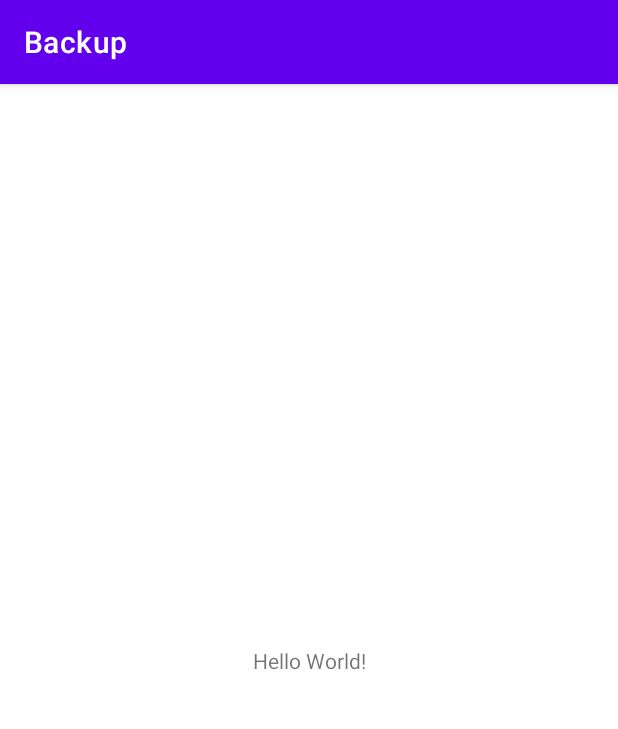
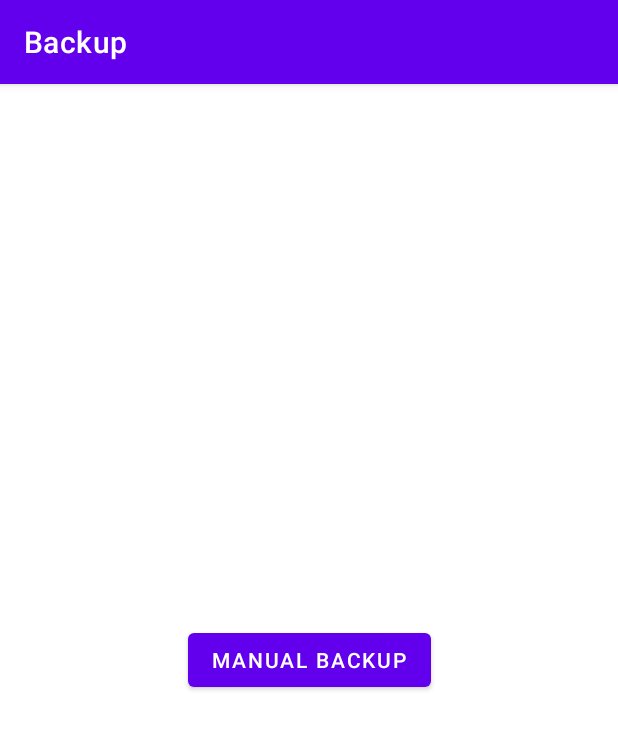
Before and after one commit to Someone117/Backup, an Android app: the screen it shows after launch (MainActivity), on a phone screen of 412 x 824 dp. Shown: the top 729 px of the screen. Run offline under Robolectric (Android 15) with nearby library versions, the phone set to English and light mode, and no system bars; 2 statements that could not run were skipped.

Commit message:
Added Manual Back Up

```diff
--- a/app/src/main/res/layout/activity_main.xml
+++ b/app/src/main/res/layout/activity_main.xml
@@ -5,11 +5,11 @@
         xmlns:app="http://schemas.android.com/apk/res-auto"
         android:layout_width="match_parent"
         android:layout_height="match_parent"
-        tools:context="com.Someone117.backup.MainActivity">
-    <TextView
+        tools:context="com.Someone117.backup.MainActivity" android:id="@+id/sync">
+    <Button
             android:layout_width="wrap_content"
             android:layout_height="wrap_content"
-            android:text="Hello World!"
+            android:text="@string/manual_backup"
             app:layout_constraintBottom_toBottomOf="parent"
             app:layout_constraintStart_toStartOf="parent"
             app:layout_constraintEnd_toEndOf="parent"
--- a/app/src/main/res/values/strings.xml
+++ b/app/src/main/res/values/strings.xml
@@ -1,3 +1,4 @@
 <resources>
     <string name="app_name">Backup</string>
+    <string name="manual_backup">Manual Backup</string>
 </resources>
```
Also changed, not shown: app/src/main/java/com/Someone117/backup/MainActivity.java (+7 -0 lines), app/src/main/java/com/Someone117/backup/NetworkTask.java (+9 -6 lines), 2 other files.
